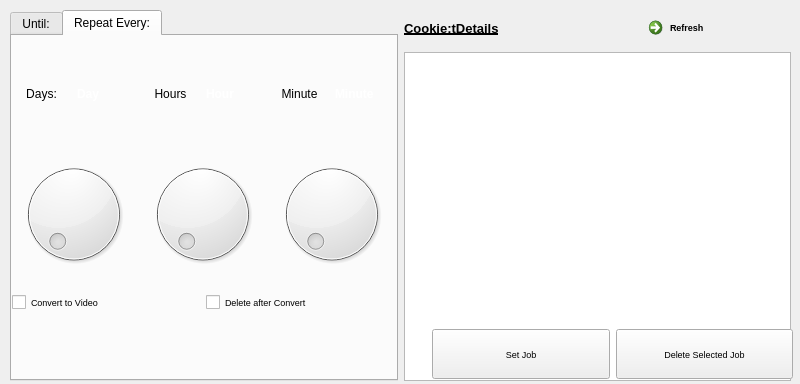
First picture: the form in timelapsewind.ui, repository mtekman/motiondetect, before the edit.
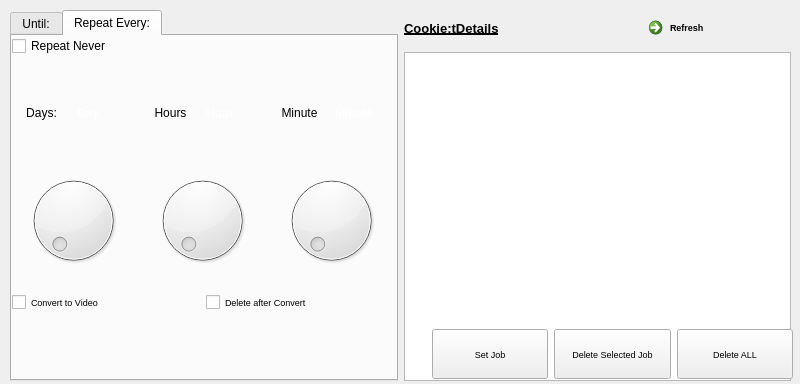
Second picture: the form after the edit. The open tabs and pages were chosen to show the change.

Commit message: Major change to 'Set Job' method. Only accepts if 'Repeat Every:' tab is active, and also can do Once only jobs (flags are false by default)

```diff
--- a/timelapsewind.ui
+++ b/timelapsewind.ui
@@ -11,7 +11,7 @@
    </rect>
   </property>
   <property name="windowTitle">
-   <string>MainWindow</string>
+   <string>TimeLapse</string>
   </property>
   <widget class="QWidget" name="centralwidget">
    <widget class="QWidget" name="horizontalLayoutWidget_10">
@@ -266,7 +266,7 @@
           </rect>
          </property>
          <layout class="QGridLayout" name="gridLayout_4">
-          <item row="1" column="0">
+          <item row="2" column="0">
            <layout class="QHBoxLayout" name="horizontalLayout_2">
             <item>
              <widget class="QCheckBox" name="checkBox_convert">
@@ -318,7 +318,7 @@
             </item>
            </layout>
           </item>
-          <item row="0" column="0">
+          <item row="1" column="0">
            <layout class="QHBoxLayout" name="horizontalLayout_12">
             <item>
              <layout class="QVBoxLayout" name="verticalLayout_3">
@@ -433,6 +433,13 @@
             </item>
            </layout>
           </item>
+          <item row="0" column="0">
+           <widget class="QCheckBox" name="checkBox_never">
+            <property name="text">
+             <string>Repeat Never</string>
+            </property>
+           </widget>
+          </item>
          </layout>
         </widget>
        </widget>
@@ -575,6 +582,30 @@
        </property>
       </widget>
      </item>
+     <item>
+      <widget class="QPushButton" name="pushButton_delete_cron_2">
+       <property name="sizePolicy">
+        <sizepolicy hsizetype="Minimum" vsizetype="Minimum">
+         <horstretch>0</horstretch>
+         <verstretch>0</verstretch>
+        </sizepolicy>
+       </property>
+       <property name="maximumSize">
+        <size>
+         <width>16777215</width>
+         <height>50</height>
+        </size>
+       </property>
+       <property name="font">
+        <font>
+         <pointsize>7</pointsize>
+        </font>
+       </property>
+       <property name="text">
+        <string>Delete ALL</string>
+       </property>
+      </widget>
+     </item>
     </layout>
    </widget>
    <zorder>horizontalLayoutWidget_10</zorder>
```
The commit also changes 2 other files.
